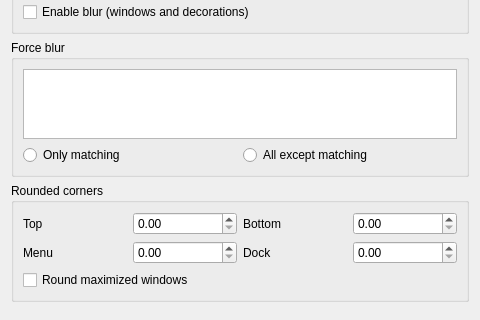
Old version of the form src/offline/kwin-effects/acrylic-glass/src/kcm/blur_config.ui in the repository lestercorderomurillo/macos-tahoe-liquid-kde; both pictures show x 0 to 480 and y 273 to 593 of the 480 by 593 pixel window.
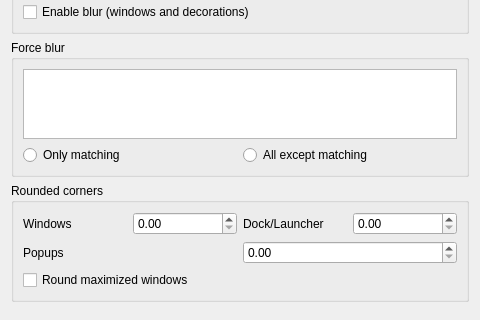
New version of the form.

Commit message:
Blur: simplify corner radius, rename Dock/Launcher, tune defaults
Consolidate Top/Bottom/Menu radius into Window/Dock/Popup. Use
exponential falloff for specular highlight. Lower glass defaults
(drift 48, refraction 24, highlight 0.15) for subtler effect.

What changed in the file:
```diff
--- a/src/offline/kwin-effects/acrylic-glass/src/kcm/blur_config.ui
+++ b/src/offline/kwin-effects/acrylic-glass/src/kcm/blur_config.ui
@@ -145,18 +145,16 @@
      <layout class="QVBoxLayout">
       <item>
        <layout class="QHBoxLayout">
-        <item><widget class="QLabel"><property name="text"><string>Top</string></property></widget></item>
-        <item><widget class="QDoubleSpinBox" name="kcfg_TopCornerRadius"><property name="minimum"><double>0.0</double></property></widget></item>
-        <item><widget class="QLabel"><property name="text"><string>Bottom</string></property></widget></item>
-        <item><widget class="QDoubleSpinBox" name="kcfg_BottomCornerRadius"><property name="minimum"><double>0.0</double></property></widget></item>
+        <item><widget class="QLabel"><property name="text"><string>Windows</string></property></widget></item>
+        <item><widget class="QDoubleSpinBox" name="kcfg_WindowCornerRadius"><property name="minimum"><double>0.0</double></property></widget></item>
+        <item><widget class="QLabel"><property name="text"><string>Dock/Launcher</string></property></widget></item>
+        <item><widget class="QDoubleSpinBox" name="kcfg_DockCornerRadius"><property name="minimum"><double>0.0</double></property></widget></item>
        </layout>
       </item>
       <item>
        <layout class="QHBoxLayout">
-        <item><widget class="QLabel"><property name="text"><string>Menu</string></property></widget></item>
-        <item><widget class="QDoubleSpinBox" name="kcfg_MenuCornerRadius"><property name="minimum"><double>0.0</double></property></widget></item>
-        <item><widget class="QLabel"><property name="text"><string>Dock</string></property></widget></item>
-        <item><widget class="QDoubleSpinBox" name="kcfg_DockCornerRadius"><property name="minimum"><double>0.0</double></property></widget></item>
+        <item><widget class="QLabel"><property name="text"><string>Popups</string></property><property name="toolTip"><string>Tooltips, menus, dialogs, and applet popups</string></property></widget></item>
+        <item><widget class="QDoubleSpinBox" name="kcfg_PopupCornerRadius"><property name="minimum"><double>0.0</double></property></widget></item>
        </layout>
       </item>
       <item>
```
The commit also changes 7 other files.
